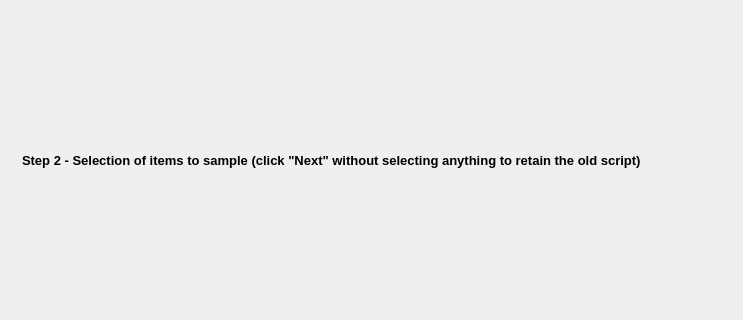
Old version of the form gems3/vizor4/dlg4/GtDemoWizard4.ui in the repository gemshub/GEMSGUI; both pictures show x 0 to 743 and y 82 to 402 of the 743 by 514 pixel window.
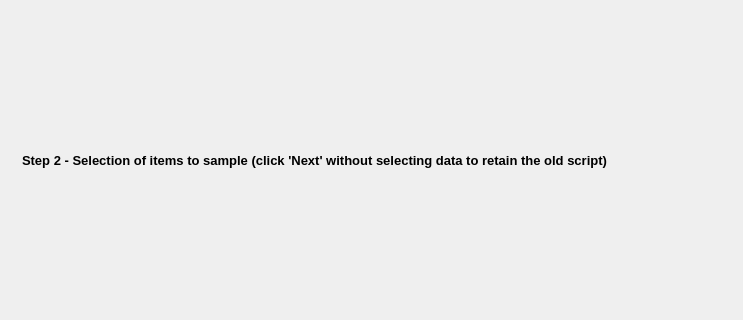
New version of the form. The open tabs and pages were chosen to show the change.

The edit to the form file:
```diff
--- a/gems3/vizor4/dlg4/GtDemoWizard4.ui
+++ b/gems3/vizor4/dlg4/GtDemoWizard4.ui
@@ -286,7 +286,7 @@
           </font>
          </property>
          <property name="text">
-          <string>Step 2 - Selection of items to sample (click &quot;Next&quot; without selecting anything to retain the old script)</string>
+          <string>Step 2 - Selection of items to sample (click 'Next' without selecting data to retain the old script)</string>
          </property>
         </widget>
        </item>
```
Left out of the diff: 2 changed lines with no effect on the pictures.
